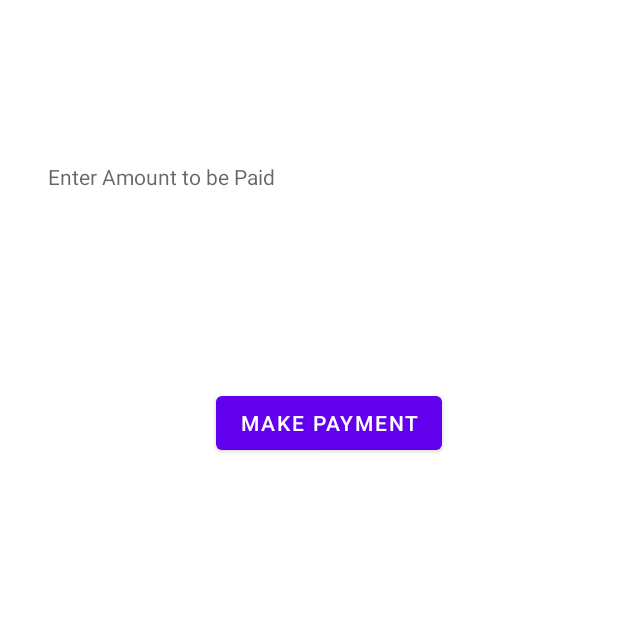
After one commit to arpitmohanani/CoffeeBurst, an Android app: the CheckoutActivity screen opened directly, with no data from a screen before it, on a phone screen of 412 x 824 dp, the top half of it. The commit adds this screen. Run offline under Robolectric (Android 15) with nearby library versions, the light colour scheme and no system bars; libraries missing offline, so code that uses them is left out: com.paypal.android.

Commit message:
View Cart and Checkout functionlity added (Paypal Integration)

```diff
--- a/app/build.gradle
+++ b/app/build.gradle
@@ -41,6 +41,7 @@ dependencies {
     androidTestImplementation 'androidx.test.espresso:espresso-core:3.4.0'
     implementation 'com.google.android.gms:play-services-auth:20.0.1'
     implementation 'com.facebook.android:facebook-android-sdk:latest.release'
+    implementation 'com.paypal.sdk:paypal-android-sdk:2.14.2'
 
     def room_version = "2.4.2"
 
--- /dev/null
+++ b/app/src/main/java/com/example/rocketfuel/activities/CheckoutActivity.java
@@ -0,0 +1,129 @@
+package com.example.rocketfuel.activities;
+
+import androidx.appcompat.app.AppCompatActivity;
+
+import android.app.Activity;
+import android.content.Intent;
+import android.os.Bundle;
+import android.util.Log;
+import android.view.View;
+import android.widget.Button;
+import android.widget.EditText;
+import android.widget.TextView;
+
+import androidx.annotation.Nullable;
+import androidx.appcompat.app.AppCompatActivity;
+
+import com.example.rocketfuel.R;
+import com.paypal.android.sdk.payments.PayPalConfiguration;
+import com.paypal.android.sdk.payments.PayPalPayment;
+import com.paypal.android.sdk.payments.PayPalService;
+import com.paypal.android.sdk.payments.PaymentActivity;
+import com.paypal.android.sdk.payments.PaymentConfirmation;
+
+import org.json.JSONException;
+import org.json.JSONObject;
+
+import java.math.BigDecimal;
+public class CheckoutActivity extends AppCompatActivity {
+
+    public static final String clientKey = "EUTGA9AUPLQGA";
+    public static final int PAYPAL_REQUEST_CODE = 123;
+
+    // Paypal Configuration Object
+    private static PayPalConfiguration config = new PayPalConfiguration()
+            // Start with mock environment.  When ready,
+            // switch to sandbox (ENVIRONMENT_SANDBOX)
+            // or live (ENVIRONMENT_PRODUCTION)
+            .environment(PayPalConfiguration.ENVIRONMENT_SANDBOX)
+            // on below line we are passing a client id.
+            .clientId(clientKey);
+
+
+    private TextView amountEdt;
+    private TextView paymentTV;
+    @Override
+    protected void onCreate(Bundle savedInstanceState) {
+        super.onCreate(savedInstanceState);
+        setContentView(R.layout.activity_checkout);
+
+        amountEdt = findViewById(R.id.idEdtAmount);
+
+        Button makePaymentBtn = findViewById(R.id.idBtnPay);
+        paymentTV = findViewById(R.id.idTVStatus);
+
+        // on below line adding click listener to our make payment button.
+        makePaymentBtn.setOnClickListener((View view) -> {
+
+                getPayment();
+
+        });
+
+    }
+
+    private void getPayment() {
+
+        Bundle bundle = getIntent().getExtras();
+
+        // Getting the amount from editText
+        //String amount = amountEdt.getText().toString();
+
+        double amount = getIntent().getExtras().getDouble("TOTAL", 0);
+        // Creating a paypal payment on below line.
+        PayPalPayment payment = new PayPalPayment(new BigDecimal(amount), "USD", "Course Fees",
+                PayPalPayment.PAYMENT_INTENT_SALE);
+
+        // Creating Paypal Payment activity intent
+        Intent intent = new Intent(this, PaymentActivity.class);
+
+        //putting the paypal configuration to the intent
+        intent.putExtra(PayPalService.EXTRA_PAYPAL_CONFIGURATION, config);
+
+        // Putting paypal payment to the intent
+        intent.putExtra(PaymentActivity.EXTRA_PAYMENT, payment);
+
+        // Starting the intent activity for result
+        // the request code will be used on the method onActivityResult
+        startActivityForResult(intent, PAYPAL_REQUEST_CODE);
+    }
+
+    @Override
+    protected void onActivityResult(int requestCode, int resultCode, @Nullable Intent data) {
+        super.onActivityResult(requestCode, resultCode, data);
+
+        // If the result is from paypal
+        if (requestCode == PAYPAL_REQUEST_CODE) {
+
+            // If the result is OK i.e. user has not canceled the payment
+            if (resultCode == Activity.RESULT_OK) {
+
+                // Getting the payment confirmation
+                PaymentConfirmation confirm = data.getParcelableExtra(PaymentActivity.EXTRA_RESULT_CONFIRMATION);
+
+                // if confirmation is not null
+                if (confirm != null) {
+                    try {
+                        // Getting the payment details
+                        String paymentDetails = confirm.toJSONObject().toString(4);
+                        // on below line we are extracting json response and displaying it in a text view.
+                        JSONObject payObj = new JSONObject(paymentDetails);
+                        String payID = payObj.getJSONObject("response").getString("id");
+                        String state = payObj.getJSONObject("response").getString("state");
+                        paymentTV.setText("Payment " + state + "\n with payment id is " + payID);
+                    } catch (JSONException e) {
+                        // handling json exception on below line
+                        Log.e("Error", "an extremely unlikely failure occurred: ", e);
+                    }
+                }
+            } else if (resultCode == Activity.RESULT_CANCELED) {
+                // on below line we are checking the payment status.
+                Log.i("paymentExample", "The user canceled.");
+            } else if (resultCode == PaymentActivity.RESULT_EXTRAS_INVALID) {
+                // on below line when the invalid paypal config is submitted.
+                Log.i("paymentExample", "An invalid Payment or PayPalConfiguration was submitted. Please see the docs.");
+            }
+        }
+
+    }
+
+}
--- /dev/null
+++ b/app/src/main/res/layout/activity_checkout.xml
@@ -0,0 +1,56 @@
+<?xml version="1.0" encoding="utf-8"?>
+<androidx.constraintlayout.widget.ConstraintLayout xmlns:android="http://schemas.android.com/apk/res/android"
+    xmlns:app="http://schemas.android.com/apk/res-auto"
+    xmlns:tools="http://schemas.android.com/tools"
+    android:layout_width="match_parent"
+    android:layout_height="match_parent"
+    tools:context=".activities.CheckoutActivity">
+
+    <!--button for making a payment-->
+
+    <!--text view for displaying payment status-->
+    <TextView
+        android:id="@+id/idEdtAmount"
+        android:layout_width="match_parent"
+        android:layout_height="wrap_content"
+        android:layout_marginStart="32dp"
+        android:layout_marginTop="108dp"
+        android:layout_marginEnd="32dp"
+        android:hint="Enter Amount to be Paid"
+        android:inputType="numberDecimal"
+        android:minHeight="48dp"
+        app:layout_constraintEnd_toEndOf="parent"
+        app:layout_constraintHorizontal_bias="0.0"
+        app:layout_constraintStart_toStartOf="parent"
+        app:layout_constraintTop_toTopOf="parent" />
+
+    <Button
+        android:id="@+id/idBtnPay"
+        android:layout_width="wrap_content"
+        android:layout_height="wrap_content"
+        android:layout_below="@id/idEdtAmount"
+        android:layout_centerInParent="true"
+        android:layout_marginTop="32dp"
+        android:text="Make Payment"
+        app:layout_constraintEnd_toEndOf="parent"
+        app:layout_constraintHorizontal_bias="0.552"
+        app:layout_constraintStart_toStartOf="parent"
+        app:layout_constraintTop_toBottomOf="@+id/idTVStatus" />
+
+    <TextView
+        android:id="@+id/idTVStatus"
+        android:layout_width="match_parent"
+        android:layout_height="wrap_content"
+        android:layout_below="@id/idBtnPay"
+        android:layout_marginStart="32dp"
+        android:layout_marginTop="32dp"
+        android:layout_marginEnd="32dp"
+        android:padding="5dp"
+        android:textAlignment="center"
+        android:textColor="@color/purple_200"
+        android:textSize="20sp"
+        app:layout_constraintEnd_toEndOf="parent"
+        app:layout_constraintStart_toStartOf="parent"
+        app:layout_constraintTop_toBottomOf="@+id/idEdtAmount" />
+
+</androidx.constraintlayout.widget.ConstraintLayout>
--- a/app/src/main/res/values/strings.xml
+++ b/app/src/main/res/values/strings.xml
@@ -26,6 +26,10 @@
     <string name="TeaDepartment">Tea</string>
     <string name="ProductPriceTextView">Final Price</string>
     <string name="strViewSplash">Preparing you something tasty...</string>
+    <string name="txtViewOrderHeader">Your Order:</string>
+    <string name="txtCheckout">Checkout</string>
+    <string name="txtContinue">Continue Shopping</string>
+    <string name="txtQuantity">Quantity</string>
 
 
 </resources>
```
Also changed, not shown: app/src/main/AndroidManifest.xml (+5 -2 lines), app/src/main/java/com/example/rocketfuel/activities/CatalogActivity.java (+6 -5 lines), app/src/main/java/com/example/rocketfuel/activities/OrdersActivity.java (added, +61 -0 lines), app/src/main/java/com/example/rocketfuel/activities/ProductCardActivity.java (+53 -2 lines), app/src/main/java/com/example/rocketfuel/adapters/OrdersAdapter.java (added, +48 -0 lines), app/src/main/java/com/example/rocketfuel/databases/OrdersDatabase.java (added, +14 -0 lines), app/src/main/java/com/example/rocketfuel/interfaces/OrderDao.java (added, +28 -0 lines), app/src/main/java/com/example/rocketfuel/model/Orders.java (added, +67 -0 lines), app/src/main/res/layout/activity_orders.xml (added, +52 -0 lines), app/src/main/res/layout/order_layout.xml (added, +24 -0 lines), app/src/main/res/layout/product_card_layout.xml (+16 -6 lines).
